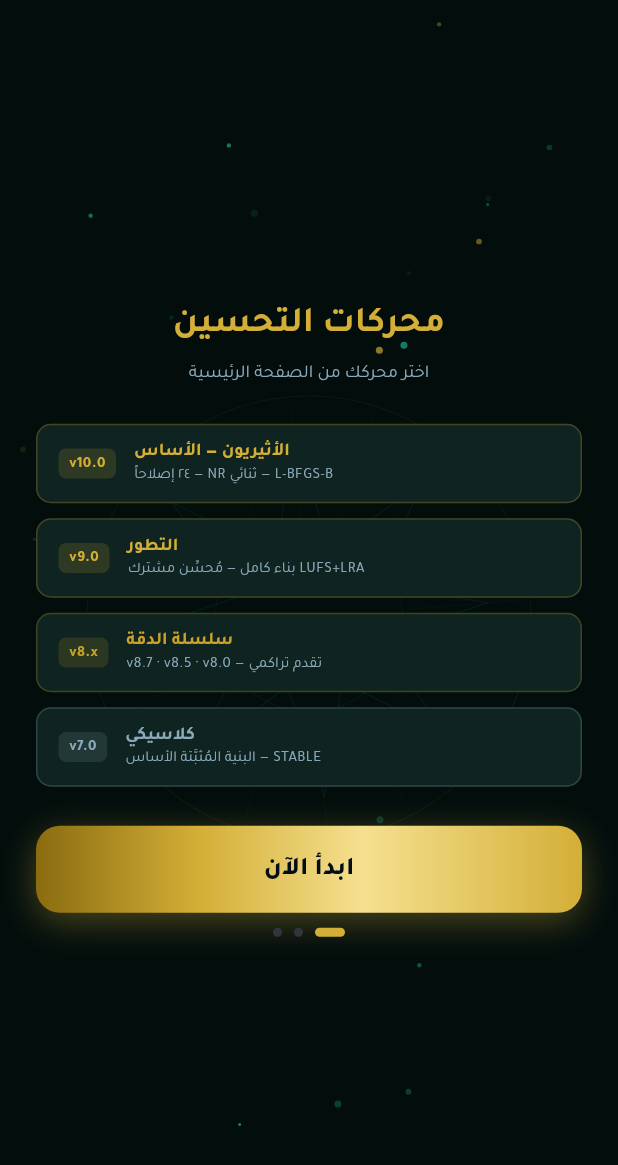
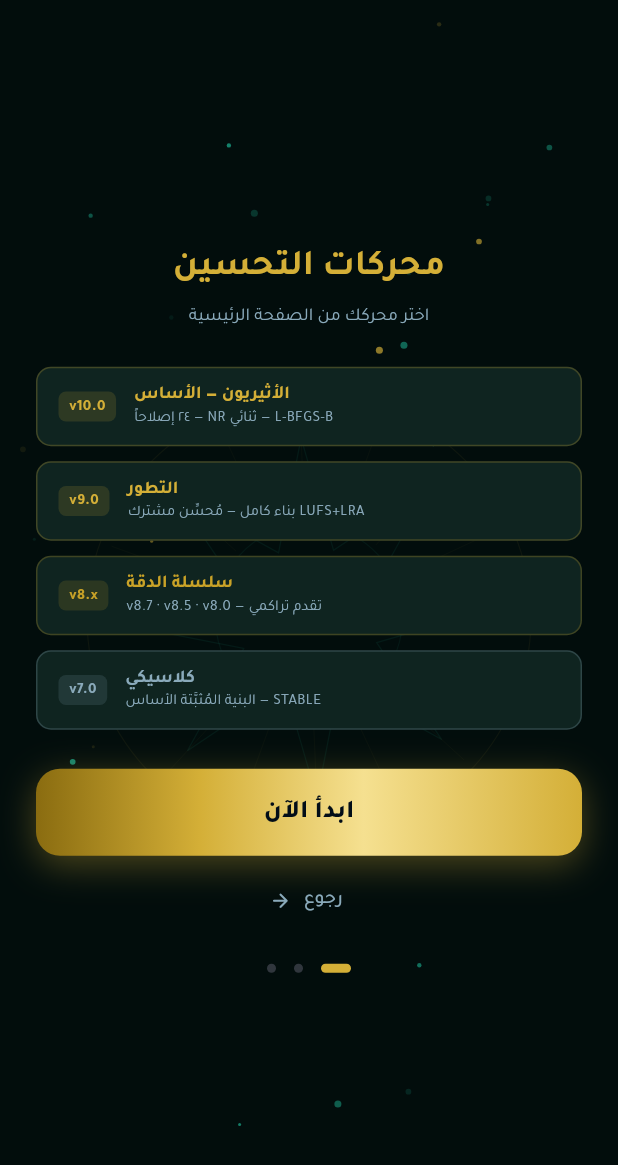
Before and after one commit to hammer24678-star/tilawa-enhancer-, a Flutter app: the screen it shows after launch, after a tap on "كيف يعمل؟", after a tap on "التالي", on a phone screen of 412 x 824 dp. Shown: the top 1165 px of the screen. Run offline on Flutter 3.47's test engine with Material 3 defaults, Android fonts, the phone set to English and light mode, and no system bars; our stand-ins replace audioplayers, file_picker, flutter_local_notifications, shared_preferences, webview_flutter; project files that could hold a hidden picture were left out.

Commit message:
S251: the welcome screen — six defects that kept it from doing its job
The onboarding is the first thing a new user sees and the only screen the
app shows before the home screen, so every one of these landed on a first
run:

- Pages 1 and 2 were bare centred Columns with no scroll. Page 0 at least
  had a SingleChildScrollView; the other two overflowed and clipped their
  own primary button on a short screen or at a large system text scale.
  All three pages now share one shell that scrolls when the content is
  taller than the viewport and keeps the old centring when it isn't.

- Page 1's step rows were pinned to TextDirection.rtl unconditionally, so
  an English reader got the icon on the wrong side and right-aligned text.
  Direction and alignment now follow the selected language.

- The mode card on page 0 was hardcoded Arabic — an English reader's very
  first screen was half untranslated. Moved to LangProvider with both
  strings, and the row mirrors so the badge stays on the leading edge.

- _geoRotCtrl was created, repeated and never listened to: it drove nothing
  while still ticking a frame callback every frame. The geometry rotated off
  _pulseCtrl instead, which repeats with reverse:true, so the "slow rotation"
  swung forward and back. Wired the rotation to the controller written for it.

- Pages 1 and 2 pointed only forward — no back affordance, and the page dots
  were decoration. Dots are now tappable, there's a Back button, and system
  back walks the onboarding backwards instead of leaving the app.

- Settings' "Show Welcome Screen" cleared seen_welcome_v3, but main.dart has
  read seen_welcome_v5 since S108. It pushed the screen once and the app
  still skipped onboarding on the next cold start.

Co-Authored-By: Claude Opus 5 <noreply@anthropic.com>
Claude-Session: https://claude.ai/code/session_01WizxN1zWBqS2cpbdYQgtGo

```diff
--- a/lib/screens/settings_screen.dart
+++ b/lib/screens/settings_screen.dart
@@ -310,7 +310,10 @@ class SettingsScreen extends StatelessWidget {
         size: 14, color: Color(0xFF484F58)),
       onTap: () async {
         final prefs = await SharedPreferences.getInstance();
-        await prefs.remove('seen_welcome_v3'); // S32
+        // S251: this cleared seen_welcome_v3, but main.dart has read
+        // seen_welcome_v5 since S108 — so "Show Welcome Screen" pushed the
+        // screen once and the app still skipped it on the next cold start.
+        await prefs.remove('seen_welcome_v5');
         if (!context.mounted) return;
         Navigator.of(context).pushReplacement(
           PageRouteBuilder(
--- a/lib/screens/welcome_screen.dart
+++ b/lib/screens/welcome_screen.dart
@@ -30,6 +30,10 @@ class _WelcomeScreenState extends State<WelcomeScreen>
     _pulseCtrl = AnimationController(
         vsync: this, duration: const Duration(milliseconds: 2200))
       ..repeat(reverse: true);
+    // S251: _geoRotCtrl was created and repeated but never listened to — it
+    // drove nothing while still ticking every frame. The geometry was instead
+    // rotated off _pulseCtrl, which repeats with reverse:true, so the "slow
+    // rotation" actually swung forward and back. Wired up as intended.
     _geoRotCtrl = AnimationController(
         vsync: this, duration: const Duration(seconds: 90))
       ..repeat();
@@ -52,6 +56,7 @@ class _WelcomeScreenState extends State<WelcomeScreen>
   }
 
   void _goPage(int p) {
+    if (p == _page || p < 0 || p > 2) return;
     HapticFeedback.selectionClick();
     _fadeCtrl.reset();
     setState(() => _page = p);
@@ -81,15 +86,24 @@ class _WelcomeScreenState extends State<WelcomeScreen>
   @override
   Widget build(BuildContext context) {
     final s = LangProvider.strings(context);
-    return Scaffold(
+    return PopScope(
+      // S251: system back used to leave the app from page 1 or 2, because
+      // the pages are internal state rather than routes. Back now walks the
+      // onboarding backwards and only exits from the first page.
+      canPop: _page == 0,
+      onPopInvokedWithResult: (didPop, _) {
+        if (!didPop) _goPage(_page - 1);
+      },
+      child: Scaffold(
         backgroundColor: const Color(0xFF020D0C), // S45-WEL
         body: Stack(children: [
           // Rotating geo background
           Positioned.fill(child: AnimatedBuilder(
-          animation: _pulseCtrl,
-          builder: (_, __) => Transform.rotate(
-            angle: _pulseCtrl.value * 6.2832,
-            child: CustomPaint(painter: _GeoPainter())))),
+            animation: _geoRotCtrl,
+            builder: (_, child) => Transform.rotate(
+              angle: _geoRotCtrl.value * 6.2832,
+              child: child),
+            child: CustomPaint(painter: _GeoPainter()))),
           // Star particles
           Positioned.fill(child: AnimatedBuilder(
             animation: _pulseCtrl,
@@ -105,15 +119,31 @@ class _WelcomeScreenState extends State<WelcomeScreen>
             ),
           ),
         ]),
+      ),
     );
   }
 
-  // ── Page 0: Brand splash ──────────────────────────────────────────────────
-  Widget _page0(S s) => SingleChildScrollView(
-    child: Padding(
-    padding: const EdgeInsets.symmetric(horizontal: 32),
+  /// S251: every page was a bare centred Column. Page 0 at least scrolled;
+  /// pages 1 and 2 did not, so a short screen (or a large system text scale)
+  /// overflowed them and clipped the button the page exists to show. This
+  /// shell scrolls when the content is taller than the viewport and keeps the
+  /// old vertical centring when it isn't.
+  Widget _shell({required EdgeInsets padding, required List<Widget> children}) =>
+    LayoutBuilder(builder: (_, box) => SingleChildScrollView(
+      padding: padding,
+      child: ConstrainedBox(
+        constraints: BoxConstraints(
+          minHeight: math.max(0.0, box.maxHeight - padding.vertical)),
         child: Column(
           mainAxisAlignment: MainAxisAlignment.center,
+          children: children,
+        ),
+      ),
+    ));
+
+  // ── Page 0: Brand splash ──────────────────────────────────────────────────
+  Widget _page0(S s) => _shell(
+    padding: const EdgeInsets.symmetric(horizontal: 32, vertical: 24),
     children: [
             // S44: static 130-px duplicate removed (animated 180-px logo stays)
 
@@ -168,8 +198,6 @@ class _WelcomeScreenState extends State<WelcomeScreen>
           textAlign: TextAlign.center,
           style: const TextStyle(
             color: Color(0xFFF2EFE5), fontSize: 14, height: 1.9)),
-        const SizedBox(height: 48),
-
         const SizedBox(height: 28),
         // S84: Mode info card
         Container(
@@ -180,54 +208,33 @@ class _WelcomeScreenState extends State<WelcomeScreen>
             borderRadius: BorderRadius.circular(18),
             border: Border.all(color: const Color(0xFF1DB898).withValues(alpha: 0.30))),
           child: Column(children: [
-            // Local mode
-            Row(crossAxisAlignment: CrossAxisAlignment.start, children: [
-              Container(
-                padding: const EdgeInsets.symmetric(horizontal: 8, vertical: 4),
-                decoration: BoxDecoration(
-                  color: const Color(0xFF1DB898).withValues(alpha: 0.15),
-                  borderRadius: BorderRadius.circular(8),
-                  border: Border.all(color: const Color(0xFF1DB898).withValues(alpha: 0.5))),
-                child: const Text('🏠 LOCAL',
-                  style: TextStyle(color: Color(0xFF1DB898),
-                    fontSize: 10, fontWeight: FontWeight.bold))),
-              const SizedBox(width: 12),
-              const Expanded(child: Column(
-                crossAxisAlignment: CrossAxisAlignment.start, children: [
-                Text('الصفاء · الإتقان · الاسترداد',
-                  style: TextStyle(color: Color(0xFFD4AF37),
-                    fontSize: 13, fontWeight: FontWeight.bold)),
-                SizedBox(height: 3),
-                Text('يعمل على جهازك — بدون إنترنت — خصوصية تامة\nيتطلب إعداداً لمرة واحدة (~200MB)',
-                  style: TextStyle(color: Color(0xFF8AACBA), fontSize: 10, height: 1.6)),
-              ])),
-            ]),
+            _modeRow(
+              badge: '🏠 LOCAL',
+              badgeColor: const Color(0xFF1DB898),
+              badgeBg: const Color(0xFF1DB898).withValues(alpha: 0.15),
+              badgeBorder: const Color(0xFF1DB898).withValues(alpha: 0.5),
+              title: s.localModeEngines,
+              titleColor: const Color(0xFFD4AF37),
+              titleSize: 13,
+              body: s.localModeDesc,
+              bodyColor: const Color(0xFF8AACBA),
+              ar: s.ar),
             const SizedBox(height: 14),
             const Divider(color: Colors.white10, height: 1),
             const SizedBox(height: 14),
-            // Server mode
-            Row(crossAxisAlignment: CrossAxisAlignment.start, children: [
-              Container(
-                padding: const EdgeInsets.symmetric(horizontal: 8, vertical: 4),
-                decoration: BoxDecoration(
-                  color: Colors.white.withValues(alpha: 0.06),
-                  borderRadius: BorderRadius.circular(8),
-                  border: Border.all(color: Colors.white24)),
-                child: const Text('☁ SERVER',
-                  style: TextStyle(color: Color(0xFF8AACBA),
-                    fontSize: 10, fontWeight: FontWeight.bold))),
-              const SizedBox(width: 12),
-              const Expanded(child: Column(
-                crossAxisAlignment: CrossAxisAlignment.start, children: [
-                Text('v10.0 · v9.0 · v8.5 · v8.0',
-                  style: TextStyle(color: Color(0xFF8AACBA),
-                    fontSize: 12, fontWeight: FontWeight.w600)),
-                SizedBox(height: 3),
-                Text('يعمل على السحابة — يحتاج إنترنت — بدون تخزين',
-                  style: TextStyle(color: Color(0xFF3D5A65), fontSize: 10, height: 1.6)),
+            _modeRow(
+              badge: '☁ SERVER',
+              badgeColor: const Color(0xFF8AACBA),
+              badgeBg: Colors.white.withValues(alpha: 0.06),
+              badgeBorder: Colors.white24,
+              title: 'v10.0 · v9.0 · v8.5 · v8.0',
+              titleColor: const Color(0xFF8AACBA),
+              titleSize: 12,
+              body: s.serverModeDesc,
+              bodyColor: const Color(0xFF3D5A65),
+              ar: s.ar),
           ])),
-            ]),
-          ])),
+        const SizedBox(height: 20),
         _primaryBtn(s.howItWorks, () => _goPage(1)),
         const SizedBox(height: 14),
         TextButton(
@@ -241,8 +248,50 @@ class _WelcomeScreenState extends State<WelcomeScreen>
         // Page dots
         _dots(0),
       ],
-    ),
-  ));
+    );
+
+  /// One row of the mode card. Mirrors for Arabic so the badge sits on the
+  /// leading edge in both languages instead of always on the left.
+  Widget _modeRow({
+    required String badge,
+    required Color badgeColor,
+    required Color badgeBg,
+    required Color badgeBorder,
+    required String title,
+    required Color titleColor,
+    required double titleSize,
+    required String body,
+    required Color bodyColor,
+    required bool ar,
+  }) => Row(
+    textDirection: ar ? TextDirection.rtl : TextDirection.ltr,
+    crossAxisAlignment: CrossAxisAlignment.start,
+    children: [
+      Container(
+        padding: const EdgeInsets.symmetric(horizontal: 8, vertical: 4),
+        decoration: BoxDecoration(
+          color: badgeBg,
+          borderRadius: BorderRadius.circular(8),
+          border: Border.all(color: badgeBorder)),
+        child: Text(badge,
+          textDirection: TextDirection.ltr,
+          style: TextStyle(color: badgeColor,
+            fontSize: 10, fontWeight: FontWeight.bold))),
+      const SizedBox(width: 12),
+      Expanded(child: Column(
+        crossAxisAlignment: ar
+          ? CrossAxisAlignment.end : CrossAxisAlignment.start,
+        children: [
+          Text(title,
+            textAlign: ar ? TextAlign.right : TextAlign.left,
+            style: TextStyle(color: titleColor,
+              fontSize: titleSize, fontWeight: FontWeight.bold)),
+          const SizedBox(height: 3),
+          Text(body,
+            textAlign: ar ? TextAlign.right : TextAlign.left,
+            style: TextStyle(color: bodyColor, fontSize: 10, height: 1.6)),
+        ])),
+    ]);
 
 
   // ── Page 1: How it works ──────────────────────────────────────────────────
@@ -253,10 +302,12 @@ class _WelcomeScreenState extends State<WelcomeScreen>
       (Icons.cloud_sync_outlined,    s.step3),
       (Icons.download_done_rounded,  s.step4),
     ];
-    return Padding(
-      padding: const EdgeInsets.symmetric(horizontal: 28),
-      child: Column(
-        mainAxisAlignment: MainAxisAlignment.center,
+    // S251: the step rows were pinned to TextDirection.rtl regardless of
+    // language, so in English the numbering read right-to-left with the icon
+    // on the wrong side. Direction now follows the selected language.
+    final dir = s.ar ? TextDirection.rtl : TextDirection.ltr;
+    return _shell(
+      padding: const EdgeInsets.symmetric(horizontal: 28, vertical: 24),
       children: [
           Text(s.howItWorks,
             style: const TextStyle(
@@ -266,7 +317,7 @@ class _WelcomeScreenState extends State<WelcomeScreen>
           ...steps.asMap().entries.map((entry) => Padding(
             padding: const EdgeInsets.only(bottom: 18),
             child: Row(
-              textDirection: TextDirection.rtl,
+              textDirection: dir,
               crossAxisAlignment: CrossAxisAlignment.start,
               children: [
                 Container(
@@ -280,19 +331,19 @@ class _WelcomeScreenState extends State<WelcomeScreen>
                     color: const Color(0xFFD4AF37), size: 20)),
                 const SizedBox(width: 14),
                 Expanded(child: Column(
-                  crossAxisAlignment: CrossAxisAlignment.end,
+                  crossAxisAlignment: s.ar
+                    ? CrossAxisAlignment.end : CrossAxisAlignment.start,
                   children: [
                     Text(
-                      s.ar
-                        ? 'الخطوة ${entry.key + 1}'
-                        : 'Step ${entry.key + 1}',
-                      textDirection: TextDirection.rtl,
+                      s.stepLabel(entry.key + 1),
+                      textDirection: dir,
                       style: const TextStyle(
                         color: Color(0xFF484F58),
                         fontSize: 9, letterSpacing: 0.5)),
                     const SizedBox(height: 2),
                     Text(entry.value.$2,
-                      textDirection: TextDirection.rtl,
+                      textDirection: dir,
+                      textAlign: s.ar ? TextAlign.right : TextAlign.left,
                       style: const TextStyle(
                         color: Color(0xFFF2EFE5),
                         fontSize: 13, height: 1.45)),
@@ -302,11 +353,12 @@ class _WelcomeScreenState extends State<WelcomeScreen>
             ),
           )),
           const SizedBox(height: 12),
-          _primaryBtn(s.ar ? 'التالي' : 'Next', () => _goPage(2)),
-          const SizedBox(height: 10),
+          _primaryBtn(s.welcomeNext, () => _goPage(2)),
+          const SizedBox(height: 6),
+          _backBtn(s, 0),
+          const SizedBox(height: 4),
           _dots(1),
       ],
-      ),
     );
   }
 
@@ -330,19 +382,16 @@ class _WelcomeScreenState extends State<WelcomeScreen>
               : 'Proven foundational architecture — STABLE',
         const Color(0xFF8AAABB)),
     ];
-    return Padding(
-      padding: const EdgeInsets.symmetric(horizontal: 24),
-      child: Column(
-        mainAxisAlignment: MainAxisAlignment.center,
+    return _shell(
+      padding: const EdgeInsets.symmetric(horizontal: 24, vertical: 24),
       children: [
-          Text(s.ar ? 'محركات التحسين' : 'Enhancement Engines',
+          Text(s.welcomeEngines,
             style: const TextStyle(
               color: Color(0xFFD4AF37),
               fontSize: 24, fontWeight: FontWeight.bold)),
           const SizedBox(height: 8),
-          Text(s.ar
-            ? 'اختر محركك من الصفحة الرئيسية'
-            : 'Choose your engine from the home screen',
+          Text(s.welcomeEnginesSub,
+            textAlign: TextAlign.center,
             style: TextStyle(color: _cSub(context), fontSize: 12)),
           const SizedBox(height: 24),
           ...tiers.map((t) => Container(
@@ -378,25 +427,42 @@ class _WelcomeScreenState extends State<WelcomeScreen>
             ]))),
           const SizedBox(height: 16),
           _primaryBtn(s.welcomeStart, _finish),
-          const SizedBox(height: 10),
+          const SizedBox(height: 6),
+          _backBtn(s, 1),
+          const SizedBox(height: 4),
           _dots(2),
       ],
-      ),
     );
   }
 
+  /// S251: pages 1 and 2 only ever pointed forward — no visible way back to
+  /// the page before, and the dots were decoration rather than navigation.
+  Widget _backBtn(S s, int target) => TextButton.icon(
+    onPressed: () => _goPage(target),
+    icon: Icon(
+      s.ar ? Icons.arrow_forward_rounded : Icons.arrow_back_rounded,
+      size: 15, color: const Color(0xFF8AAABB)),
+    label: Text(s.welcomeBack,
+      style: const TextStyle(color: Color(0xFF8AAABB), fontSize: 13)));
+
   Widget _dots(int active) => Row(
     mainAxisAlignment: MainAxisAlignment.center,
-    children: List.generate(3, (i) => AnimatedContainer(
+    children: List.generate(3, (i) => GestureDetector(
+      onTap: () => _goPage(i),
+      behavior: HitTestBehavior.opaque,
+      // The dot itself stays 6px tall; the padding turns it into a real tap
+      // target without leaving a 48px hole at the bottom of the page.
+      child: Padding(
+        padding: const EdgeInsets.symmetric(horizontal: 6, vertical: 14),
+        child: AnimatedContainer(
           duration: const Duration(milliseconds: 300),
-      margin: const EdgeInsets.symmetric(horizontal: 4),
           width:  i == active ? 20 : 6,
           height: 6,
           decoration: BoxDecoration(
             color: i == active
               ? const Color(0xFFD4AF37)
               : const Color(0xFF30363D),
-        borderRadius: BorderRadius.circular(3)))));
+            borderRadius: BorderRadius.circular(3)))))));
 
   Widget _primaryBtn(String label, VoidCallback onTap) =>
     SizedBox(width: double.infinity,
--- a/lib/state/lang_provider.dart
+++ b/lib/state/lang_provider.dart
@@ -79,6 +79,25 @@ class S {
   String get step2        => ar ? 'اختر المحرك المناسب'    : 'Select the right engine';
   String get step3        => ar ? 'انتظر المعالجة السحابية': 'Wait for cloud processing';
   String get step4        => ar ? 'حمِّل الملف المحسَّن'    : 'Download the enhanced file';
+  String get welcomeBack  => ar ? 'رجوع'   : 'Back';
+  String get welcomeNext  => ar ? 'التالي' : 'Next';
+  String stepLabel(int n) => ar ? 'الخطوة $n' : 'Step $n';
+
+  // S251: the welcome screen's mode card shipped Arabic-only, so an English
+  // reader's very first screen was half untranslated.
+  String get localModeEngines =>
+    ar ? 'الصفاء · الإتقان · الاسترداد' : 'Safaa · Itqan · Istirdad';
+  String get localModeDesc =>
+    ar ? 'يعمل على جهازك — بدون إنترنت — خصوصية تامة\nيتطلب إعداداً لمرة واحدة (~200MB)'
+       : 'Runs on your device — no internet — fully private\nOne-time setup required (~200MB)';
+  String get serverModeDesc =>
+    ar ? 'يعمل على السحابة — يحتاج إنترنت — بدون تخزين'
+       : 'Runs in the cloud — needs internet — nothing stored';
+  String get welcomeEngines =>
+    ar ? 'محركات التحسين' : 'Enhancement Engines';
+  String get welcomeEnginesSub =>
+    ar ? 'اختر محركك من الصفحة الرئيسية'
+       : 'Choose your engine from the home screen';
 
   // Settings
   String get settings     => ar ? 'الإعدادات'       : 'Settings';
```
Lines whose indentation alone changed are shown as unchanged.
